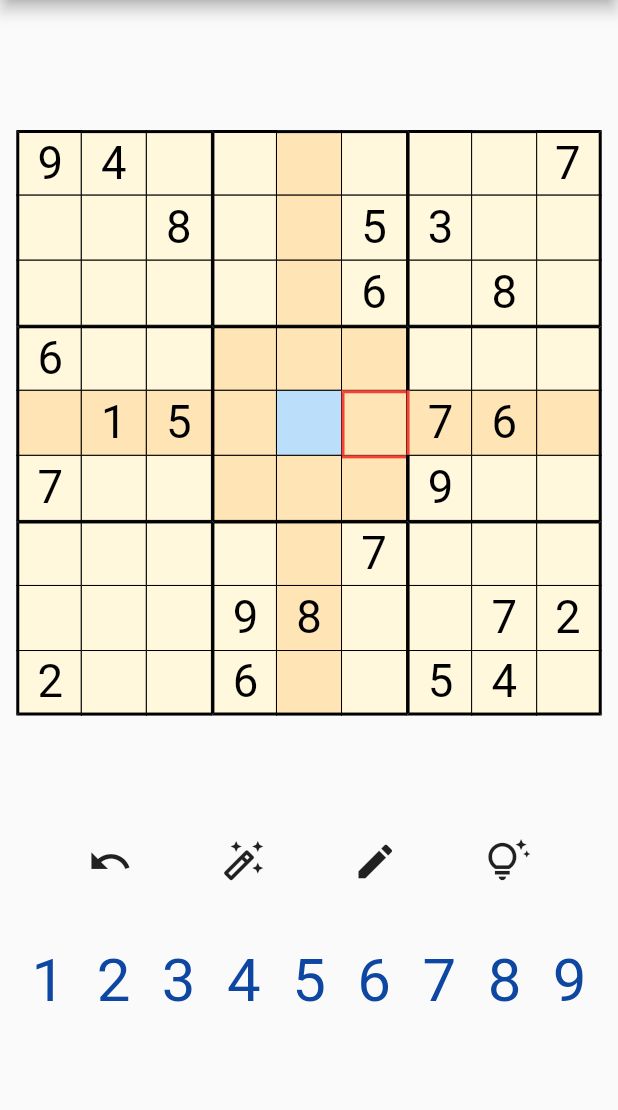
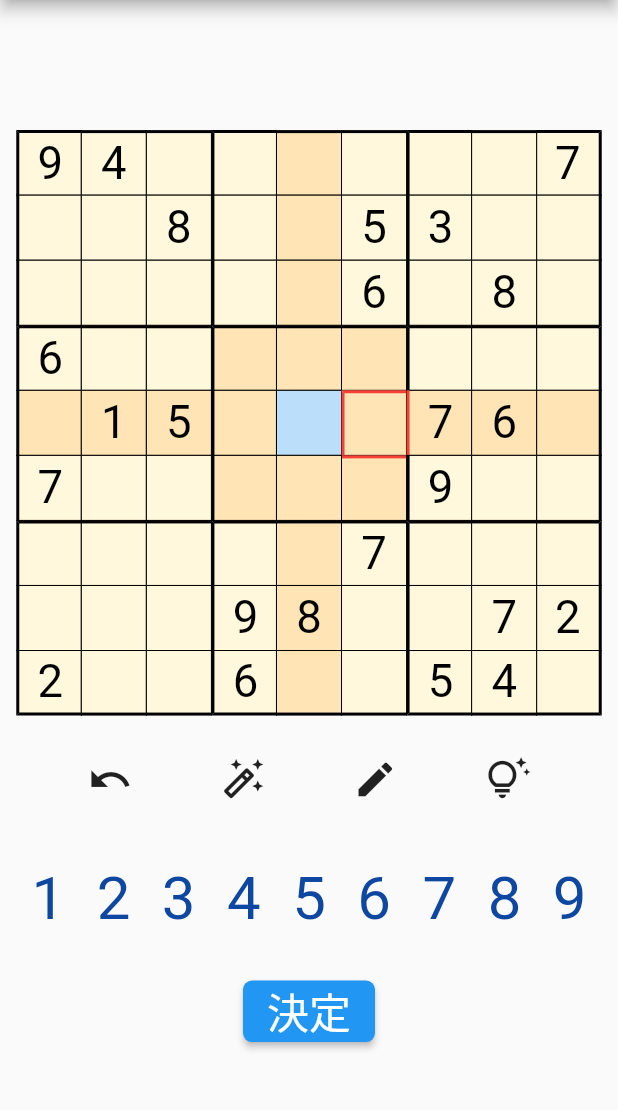
Before and after one commit to hoshiimai/anumber, a Flutter app: the Sudoku screen opened directly, on a phone screen of 412 x 824 dp, the part 84-1194 px from its top. Run offline on Flutter 3.47's test engine with Material 2 defaults, Android fonts, the phone set to English and light mode, and no system bars; our stand-ins replace awesome_dialog.

Commit message:
20221203

```diff
--- a/lib/main.dart
+++ b/lib/main.dart
@@ -10,7 +10,11 @@ import 'package:flutter/material.dart';
 import 'package:flutter/services.dart';
 import 'home.dart';
 
+
 void main() {
+  //AdMobの初期化処理
+  // WidgetsFlutterBinding.ensureInitialized();
+  // MobileAds.instance.initialize();
   WidgetsFlutterBinding.ensureInitialized();
   //向き指定
   SystemChrome.setPreferredOrientations([
--- a/lib/playGame.dart
+++ b/lib/playGame.dart
@@ -12,6 +12,7 @@ import 'package:anumber/question.dart';
 import 'package:flutter/material.dart';
 import 'package:anumber/components/grid.dart';
 import 'package:anumber/components/numbers.dart';
+import 'package:awesome_dialog/awesome_dialog.dart';
 
 class Sudoku extends StatefulWidget {
   const Sudoku({Key? key}) : super(key: key);
@@ -22,6 +23,13 @@ class Sudoku extends StatefulWidget {
 }
 
 class _SudokuState extends State<Sudoku> {
+  // バナー広告をインスタンス化
+  // final BannerAd myBanner = BannerAd(
+  //   adUnitId: 'ca-app-pub-3940256099942544/6300978111',
+  //   size: AdSize.banner,
+  //   request: AdRequest(),
+  //   listener: BannerAdListener(),
+  // )..load();
 
   // 候補入力判断用フラグ
   bool isEdit = false;
@@ -41,7 +49,7 @@ class _SudokuState extends State<Sudoku> {
             // mainAxisAlignment: MainAxisAlignment.spaceEvenly,
             children: [
               SizedBox(
-                height: (screenSize.width)*2/9.5,
+                height: (screenSize.width) * 2 / 9.5,
               ),
               // 問題の盤面の上に候補の盤面を重ねて表示
               Stack(
@@ -70,7 +78,7 @@ class _SudokuState extends State<Sudoku> {
 
               // 余白
               SizedBox(
-                height: (screenSize.width)/5,
+                height: (screenSize.width) / 15,
               ),
 
               // アイコンボタン
@@ -83,11 +91,15 @@ class _SudokuState extends State<Sudoku> {
                       Data.tmp[3 * Data.selectedY][3 * Data.selectedX + 1] = 0;
                       Data.tmp[3 * Data.selectedY][3 * Data.selectedX + 2] = 0;
                       Data.tmp[3 * Data.selectedY + 1][3 * Data.selectedX] = 0;
-                      Data.tmp[3 * Data.selectedY + 1][3 * Data.selectedX + 1] = 0;
-                      Data.tmp[3 * Data.selectedY + 1][3 * Data.selectedX + 2] = 0;
+                      Data.tmp[3 * Data.selectedY + 1][3 * Data.selectedX + 1] =
+                          0;
+                      Data.tmp[3 * Data.selectedY + 1][3 * Data.selectedX + 2] =
+                          0;
                       Data.tmp[3 * Data.selectedY + 2][3 * Data.selectedX] = 0;
-                      Data.tmp[3 * Data.selectedY + 2][3 * Data.selectedX + 1] = 0;
-                      Data.tmp[3 * Data.selectedY + 2][3 * Data.selectedX + 2] = 0;
+                      Data.tmp[3 * Data.selectedY + 2][3 * Data.selectedX + 1] =
+                          0;
+                      Data.tmp[3 * Data.selectedY + 2][3 * Data.selectedX + 2] =
+                          0;
                     });
                   }
                 },
@@ -100,7 +112,7 @@ class _SudokuState extends State<Sudoku> {
 
               // 余白
               SizedBox(
-                height: (screenSize.width)/10,
+                height: (screenSize.width) / 10,
               ),
 
               // 数字ボタン
@@ -108,69 +120,198 @@ class _SudokuState extends State<Sudoku> {
                 isPress: isEdit,
                 onTap: (int number) {
                   if (Data.init[Data.selectedY][Data.selectedX] == 0) {
-                    if (isEdit == true && Data.data[Data.selectedY][Data.selectedX] == 0) {
-                      if (number == 1){
+                    if (isEdit == true &&
+                        Data.data[Data.selectedY][Data.selectedX] == 0) {
+                      if (number == 1) {
                         setState(() {
                           Data.tmp[3 * Data.selectedY][3 * Data.selectedX] =
-                          Data.tmp[3 * Data.selectedY][3 * Data.selectedX] == number ? 0 : number;
-                      });
+                              Data.tmp[3 * Data.selectedY]
+                                          [3 * Data.selectedX] ==
+                                      number
+                                  ? 0
+                                  : number;
+                        });
                       } else if (number == 2) {
                         setState(() {
                           Data.tmp[3 * Data.selectedY][3 * Data.selectedX + 1] =
-                          Data.tmp[3 * Data.selectedY][3 * Data.selectedX + 1] == number ? 0 : number;
+                              Data.tmp[3 * Data.selectedY]
+                                          [3 * Data.selectedX + 1] ==
+                                      number
+                                  ? 0
+                                  : number;
                         });
-                      }  else if (number == 3) {
+                      } else if (number == 3) {
                         setState(() {
                           Data.tmp[3 * Data.selectedY][3 * Data.selectedX + 2] =
-                          Data.tmp[3 * Data.selectedY][3 * Data.selectedX + 2] == number ? 0 : number;
+                              Data.tmp[3 * Data.selectedY]
+                                          [3 * Data.selectedX + 2] ==
+                                      number
+                                  ? 0
+                                  : number;
                         });
-                      }  else if (number == 4) {
+                      } else if (number == 4) {
                         setState(() {
                           Data.tmp[3 * Data.selectedY + 1][3 * Data.selectedX] =
-                          Data.tmp[3 * Data.selectedY + 1][3 * Data.selectedX] == number ? 0 : number;
+                              Data.tmp[3 * Data.selectedY + 1]
+                                          [3 * Data.selectedX] ==
+                                      number
+                                  ? 0
+                                  : number;
                         });
-                      }  else if (number == 5) {
+                      } else if (number == 5) {
                         setState(() {
-                          Data.tmp[3 * Data.selectedY + 1][3 * Data.selectedX + 1] =
-                          Data.tmp[3 * Data.selectedY + 1][3 * Data.selectedX + 1] == number ? 0 : number;
+                          Data.tmp[3 * Data.selectedY + 1]
+                                  [3 * Data.selectedX + 1] =
+                              Data.tmp[3 * Data.selectedY + 1]
+                                          [3 * Data.selectedX + 1] ==
+                                      number
+                                  ? 0
+                                  : number;
                         });
-                      }  else if (number == 6) {
+                      } else if (number == 6) {
                         setState(() {
-                          Data.tmp[3 * Data.selectedY + 1][3 * Data.selectedX + 2] =
-                          Data.tmp[3 * Data.selectedY + 1][3 * Data.selectedX + 2] == number ? 0 : number;
+                          Data.tmp[3 * Data.selectedY + 1]
+                                  [3 * Data.selectedX + 2] =
+                              Data.tmp[3 * Data.selectedY + 1]
+                                          [3 * Data.selectedX + 2] ==
+                                      number
+                                  ? 0
+                                  : number;
                         });
-                      }  else if (number == 7) {
+                      } else if (number == 7) {
                         setState(() {
                           Data.tmp[3 * Data.selectedY + 2][3 * Data.selectedX] =
-                          Data.tmp[3 * Data.selectedY + 2][3 * Data.selectedX] == number ? 0 : number;
+                              Data.tmp[3 * Data.selectedY + 2]
+                                          [3 * Data.selectedX] ==
+                                      number
+                                  ? 0
+                                  : number;
                         });
-                      }  else if (number == 8) {
+                      } else if (number == 8) {
                         setState(() {
-                          Data.tmp[3 * Data.selectedY + 2][3 * Data.selectedX + 1] =
-                          Data.tmp[3 * Data.selectedY + 2][3 * Data.selectedX + 1] == number ? 0 : number;
+                          Data.tmp[3 * Data.selectedY + 2]
+                                  [3 * Data.selectedX + 1] =
+                              Data.tmp[3 * Data.selectedY + 2]
+                                          [3 * Data.selectedX + 1] ==
+                                      number
+                                  ? 0
+                                  : number;
                         });
-                      }  else if (number == 9) {
+                      } else if (number == 9) {
                         setState(() {
-                          Data.tmp[3 * Data.selectedY + 2][3 * Data.selectedX + 2] =
-                          Data.tmp[3 * Data.selectedY + 2][3 * Data.selectedX + 2] == number ? 0 : number;
+                          Data.tmp[3 * Data.selectedY + 2]
+                                  [3 * Data.selectedX + 2] =
+                              Data.tmp[3 * Data.selectedY + 2]
+                                          [3 * Data.selectedX + 2] ==
+                                      number
+                                  ? 0
+                                  : number;
                         });
                       }
                     } else if (isEdit == false) {
                       setState(() {
                         Data.data[Data.selectedY][Data.selectedX] = number;
                         Data.tmp[3 * Data.selectedY][3 * Data.selectedX] = 0;
-                        Data.tmp[3 * Data.selectedY][3 * Data.selectedX + 1] = 0;
-                        Data.tmp[3 * Data.selectedY][3 * Data.selectedX + 2] = 0;
-                        Data.tmp[3 * Data.selectedY + 1][3 * Data.selectedX] = 0;
-                        Data.tmp[3 * Data.selectedY + 1][3 * Data.selectedX + 1] = 0;
-                        Data.tmp[3 * Data.selectedY + 1][3 * Data.selectedX + 2] = 0;
-                        Data.tmp[3 * Data.selectedY + 2][3 * Data.selectedX] = 0;
-                        Data.tmp[3 * Data.selectedY + 2][3 * Data.selectedX + 1] = 0;
-                        Data.tmp[3 * Data.selectedY + 2][3 * Data.selectedX + 2] = 0;
+                        Data.tmp[3 * Data.selectedY][3 * Data.selectedX + 1] =
+                            0;
+                        Data.tmp[3 * Data.selectedY][3 * Data.selectedX + 2] =
+                            0;
+                        Data.tmp[3 * Data.selectedY + 1][3 * Data.selectedX] =
+                            0;
+                        Data.tmp[3 * Data.selectedY + 1]
+                            [3 * Data.selectedX + 1] = 0;
+                        Data.tmp[3 * Data.selectedY + 1]
+                            [3 * Data.selectedX + 2] = 0;
+                        Data.tmp[3 * Data.selectedY + 2][3 * Data.selectedX] =
+                            0;
+                        Data.tmp[3 * Data.selectedY + 2]
+                            [3 * Data.selectedX + 1] = 0;
+                        Data.tmp[3 * Data.selectedY + 2]
+                            [3 * Data.selectedX + 2] = 0;
                       });
                     }
                   }
                 },
+              ),
+
+              // 余白
+              SizedBox(
+                height: (screenSize.width) / 15,
+              ),
+
+              ElevatedButton(
+                style: ElevatedButton.styleFrom(
+                  primary: Colors.blue,
+                  onPrimary: Colors.purple,
+                  shape: RoundedRectangleBorder(
+                    borderRadius: BorderRadius.circular(6),
+                  ),
+                ),
+                onPressed: () {
+                  int answer = 9;
+                  AwesomeDialog(
+                    context: context,
+                    headerAnimationLoop: false,
+                    animType: AnimType.SCALE,
+                    //title: 'INFO',
+                    dialogType: DialogType.SUCCES,
+                    //borderSide: BorderSide(color: Colors.green, width: 2),
+                    body: const Center(
+                      child: Text(
+                        '正解！',
+                        style: TextStyle(
+                          fontSize: 20,
+                        ),
+                        //style: TextStyle(fontStyle: FontStyle.italic),
+                      ),
+                    ),
+                    title: 'This is Ignored',
+                    desc: 'This is also Ignored',
+                    btnOkText: "次の問題",
+                    // btnOkOnPress: () => push(context, Ele2()),
+                    btnOkColor: Colors.blueAccent,
+                    btnCancelText: "解説",
+                    // btnCancelOnPress: () => push(context, Ele1_1()),
+                    btnCancelColor: Colors.blueAccent,
+                  ).show();
+                  // } else {
+                  //   AwesomeDialog(
+                  //     context: context,
+                  //     headerAnimationLoop: false,
+                  //     animType: AnimType.SCALE,
+                  //     //title: 'INFO',
+                  //     dialogType: DialogType.ERROR,
+                  //     body: Center(
+                  //       child: Text(
+                  //         '残念',
+                  //         style: TextStyle(
+                  //           fontSize: 20,
+                  //         ),
+                  //         //style: TextStyle(fontStyle: FontStyle.italic),
+                  //       ),
+                  //     ),
+                  //     btnOkText: "解説",
+                  //     btnOkOnPress: () => push(context, Ele1_1()),
+                  //     btnOkColor: Colors.blueAccent,
+                  //     btnCancelText: "閉じる",
+                  //     btnCancelOnPress: () {},
+                  //     btnCancelColor: Colors.blueAccent,
+                  //   ).show();
+                  // },
+                },
+                child: const Text(
+                  '決定',
+                  style: TextStyle(
+                    fontSize: 28,
+                    color: Colors.white,
+                  ),
+                ),
+              ),
+
+              SizedBox(
+                height: 50.0, //バナー広告のサイズ 320×50 なので
+                width: double.infinity,
+                // child: AdWidget(ad: myBanner),
               ),
             ],
           ),
--- a/pubspec.yaml
+++ b/pubspec.yaml
@@ -23,6 +23,7 @@ environment:
 dependencies:
   flutter:
     sdk: flutter
+  awesome_dialog: ^3.0.2
 
   # The following adds the Cupertino Icons font to your application.
   # Use with the CupertinoIcons class for iOS style icons.
```
Also changed, not shown: pubspec.lock.
